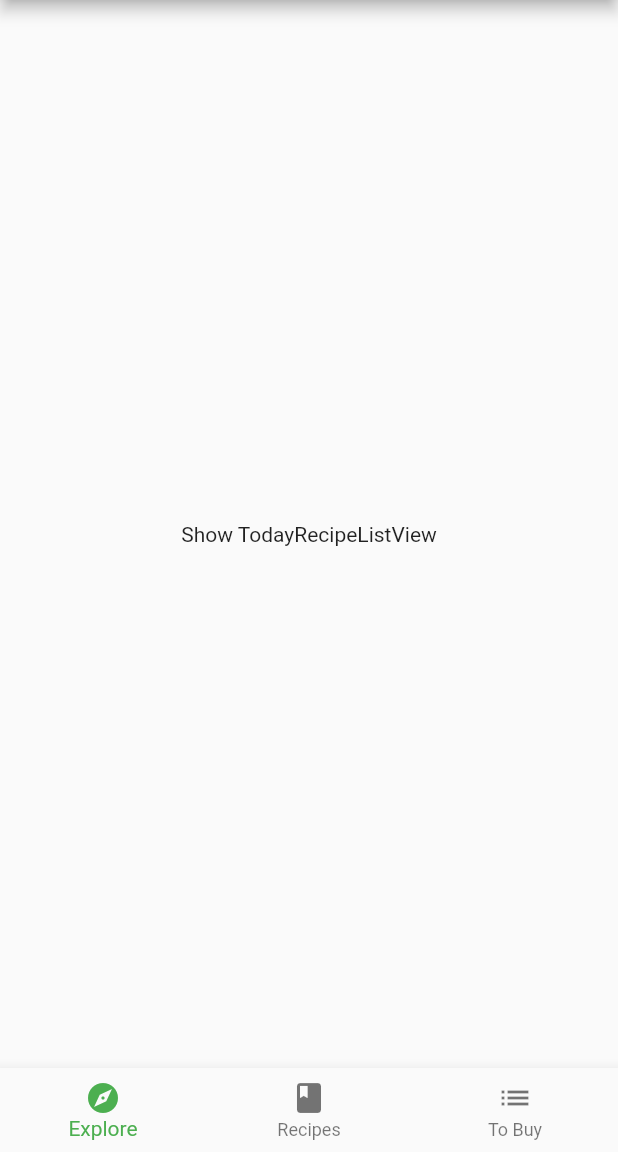
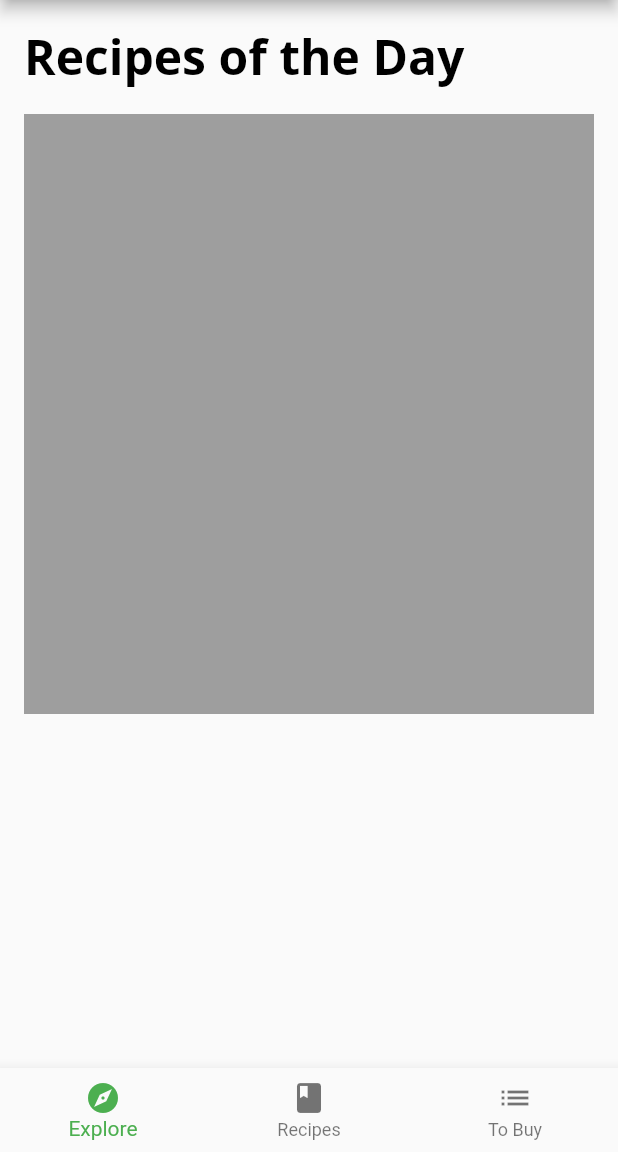
Before and after one commit to thezxdev/scrollablle_widgets, a Flutter app: the screen it shows after launch, on a phone screen of 412 x 824 dp, the part 84-1236 px from its top. Run offline on Flutter 3.47's test engine with Material 2 defaults, Android fonts, the phone set to English and light mode, and no system bars; our stand-ins replace google_fonts.

Commit message:
Buildindg today_recipe

```diff
--- a/lib/components/components.dart
+++ b/lib/components/components.dart
@@ -3,3 +3,4 @@ export 'card1.dart';
 export 'card2.dart';
 export 'card3.dart';
 export 'circle_image.dart';
+export 'today_recipe_list_view.dart';
--- /dev/null
+++ b/lib/components/today_recipe_list_view.dart
@@ -0,0 +1,44 @@
+
+import 'package:flutter/material.dart';
+
+import '../components/components.dart';
+import '../models/models.dart';
+
+
+class TodayRecipeListView extends StatelessWidget {
+
+  final List<ExploreRecipe> recipes;
+
+  const TodayRecipeListView({
+    super.key,
+    required this.recipes
+  });
+
+  @override
+  Widget build(BuildContext context) {
+    return Padding(
+      padding: const EdgeInsets.only(
+        left: 16,
+        right: 16,
+        top: 16
+      ),
+      child: Column(
+        crossAxisAlignment: CrossAxisAlignment.start,
+        children: [
+          Text(
+            'Recipes of the Day',
+            style: Theme.of(context).textTheme.headline1,
+          ),
+          const SizedBox(height: 16,),
+          Container(
+            height: 400,
+            // TODO: Add ListView Here
+            color: Colors.grey,
+          )
+        ],
+      ),
+    );
+  }
+
+  // TODO: Add buildCard() widget here
+}
--- a/lib/screens/explore_screen.dart
+++ b/lib/screens/explore_screen.dart
@@ -1,6 +1,7 @@
 import 'package:flutter/material.dart';
 
 import '../api/mock_fooderlich_service.dart';
+import '../components/components.dart';
 import '../models/explore_data.dart';
 
 class ExploreScreen extends StatelessWidget {
@@ -16,8 +17,8 @@ class ExploreScreen extends StatelessWidget {
       builder: (context, AsyncSnapshot<ExploreData> snapshot) {
         if( snapshot.connectionState == ConnectionState.done ) {
           final recipes = snapshot.data?.todayRecipes ?? [];
-          return const  Center(
-            child: Text('Show TodayRecipeListView'),
+          return TodayRecipeListView(
+            recipes: recipes
           );
         } else {
           return const Center(
```
